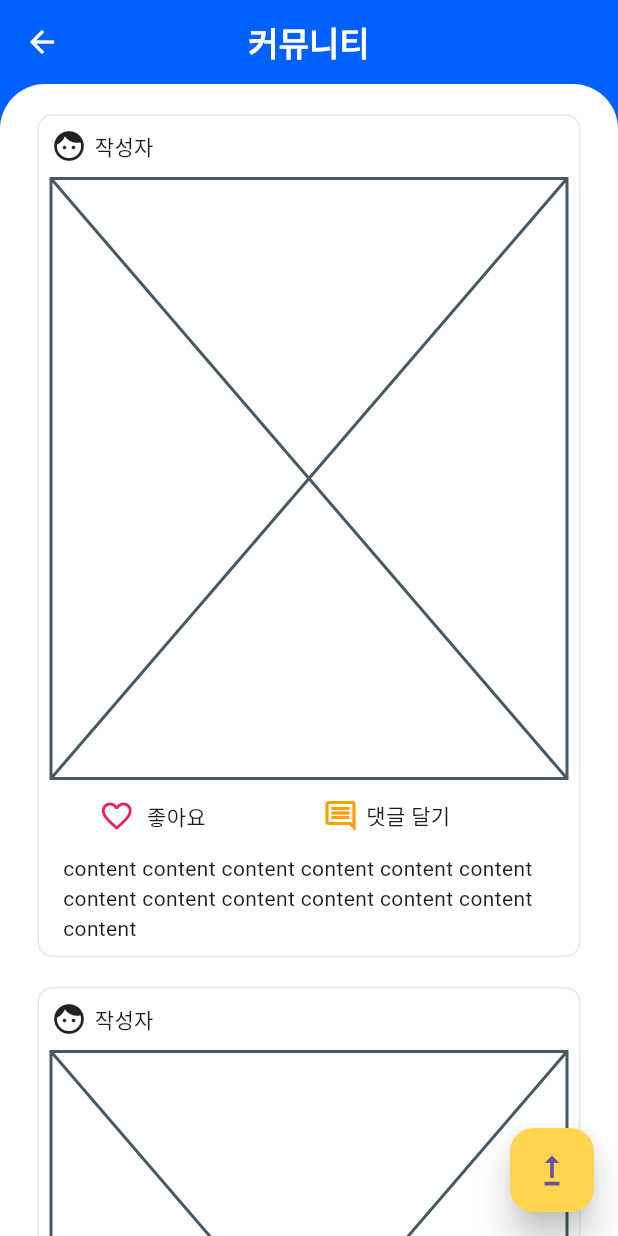
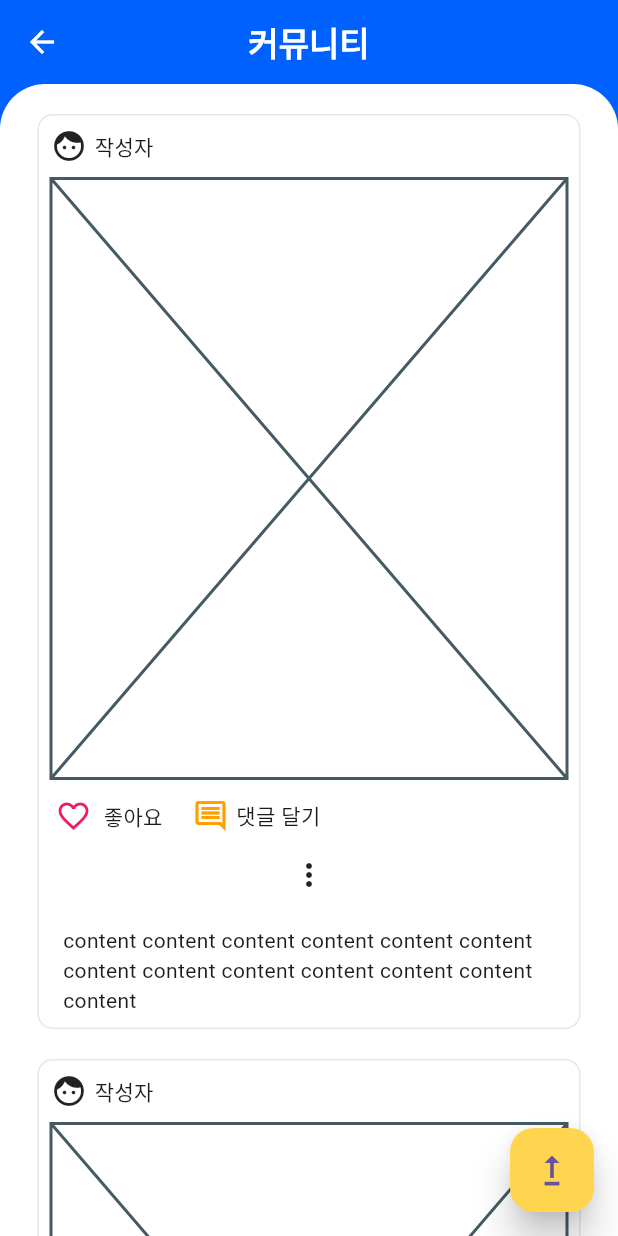
Before and after one commit to yunazz2/DreamAir_Flutter, a Flutter app: the BoardScreen screen opened directly, on a phone screen of 412 x 824 dp. Run offline on Flutter 3.47's test engine with Material 3 defaults, Android fonts, the phone set to English and light mode, and no system bars; drawn by our look-alikes of like_button; our stand-ins replace community_material_icon, country_code_picker, dropdown_button2, flutter_credit_card, flutter_feather_icons, flutter_iconly and 8 more; missing offline and left inert: flag; Roboto replaces fonts that are missing (Display); statements that could not run were skipped.

Commit message:
슬기 push!

```diff
--- a/dreamair_flutter/lib/screen/board/board_screen.dart
+++ b/dreamair_flutter/lib/screen/board/board_screen.dart
@@ -57,7 +57,7 @@ class _BoardScreenState extends State<BoardScreen> {
         primary: false,
         physics: const BouncingScrollPhysics(),
         child: ConstrainedBox(
-            constraints: BoxConstraints(minHeight: 500),
+            constraints: const BoxConstraints(minHeight: 700),
             child: Container(
               width: double.infinity,
               padding: const EdgeInsets.all(10.0),
@@ -74,7 +74,7 @@ class _BoardScreenState extends State<BoardScreen> {
                   shrinkWrap: true,
                   physics: const NeverScrollableScrollPhysics(),
                   itemCount: 4, // 상태 값 줘야함
-                  itemBuilder: (_, i) {
+                  itemBuilder: (context, index) {
                     return Padding(
                       padding:
                           const EdgeInsets.symmetric(horizontal: 15, vertical: 10),
--- a/dreamair_flutter/lib/screen/board/board_stroy.dart
+++ b/dreamair_flutter/lib/screen/board/board_stroy.dart
@@ -1,11 +1,13 @@
 // 게시판 component
 import 'package:flight_booking/screen/board/comment_screen.dart';
+import 'package:flight_booking/screen/widgets/constant.dart';
 import 'package:flutter/material.dart';
 import 'package:like_button/like_button.dart';
+import 'package:nb_utils/nb_utils.dart';
 
 
 class BoardStory extends StatefulWidget {
-  const BoardStory({Key? key}) : super(key: key);
+  const BoardStory({super.key});
 
   @override
   State<BoardStory> createState() => _BoardStoryState();
@@ -30,6 +32,7 @@ class _BoardStoryState extends State<BoardStory> {
                 Text('작성자'),
               ],
             ),
+
           ],
         ),
         // 이미지
@@ -44,7 +47,7 @@ class _BoardStoryState extends State<BoardStory> {
 
         // 좋아요 버튼
          Row(
-          mainAxisAlignment: MainAxisAlignment.spaceEvenly,
+          mainAxisAlignment: MainAxisAlignment.start,
           children: [
             SizedBox(
               child: Row(
@@ -97,6 +100,37 @@ class _BoardStoryState extends State<BoardStory> {
             ),
           ],
         ),
+
+        // 더보기(수정/삭제) 기능
+        Column(
+          children: [
+          PopupMenuButton<int>(
+            padding: EdgeInsets.zero,
+            itemBuilder: (context) => [
+              PopupMenuItem(
+                child: Center(
+                  child: const Text('수정').onTap(() {
+                  setState(() {});
+                  Navigator.pop(context);
+                }),
+                ),
+              ),
+              PopupMenuItem(
+                child: Center(
+                  child: const Text('삭제').onTap(() {
+                  setState(() {});
+                  Navigator.pop(context);
+                }),
+                ),
+              ),
+              // popupmenu item 2
+            ],
+            offset: const Offset(0, 30),
+            color: kWhite,
+            elevation: 1.0,
+          )
+        ],),
+
           //  IconButton(
           //   iconSize: 72,
           //   icon: const Icon(Icons.favorite),
--- a/dreamair_flutter/lib/screen/schedule/schedule.dart
+++ b/dreamair_flutter/lib/screen/schedule/schedule.dart
@@ -1,9 +1,9 @@
 class Schedule {
 
   // 플라이 여부
-  String? flightNo;
+  int? flightNo;
   String? flightName;
-  String? routeNo;
+  int? routeNo;
   String? departure;
   String? departureDate;
   String? departureTime;
@@ -23,7 +23,6 @@ class Schedule {
       required this.destination,
       required this.destinationDate,
       required this.destinationTime,
-
     }
   );
 }
```
Also changed, not shown: dreamair_flutter/lib/screen/board/board_update_screen.dart (added, +166 -0 lines), dreamair_flutter/lib/screen/schedule/schedule_screen.dart (+76 -3 lines), dreamair_flutter/lib/generated/l10n.dart.
